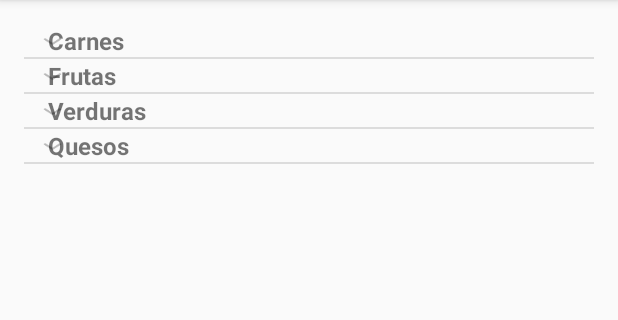
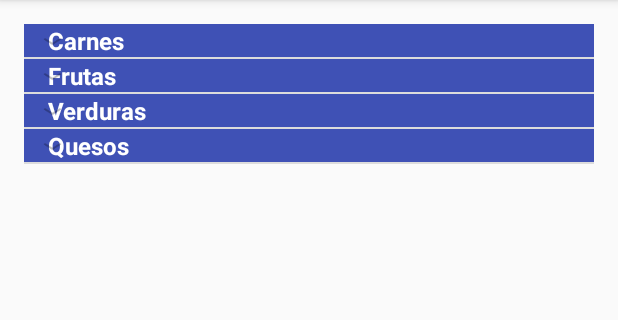
Before and after one commit to Charizard12/LazyChef, an Android app: the screen it shows after launch (MainActivity), on a phone screen of 412 x 824 dp, the part 84-404 px from its top. Run offline under Robolectric (Android 15) with nearby library versions, the phone set to English and light mode, and no system bars.

Commit message:
Se creo el layout de ingredientes Se creo el objeto Ingredient Modificado el adaptador acorde al layout Modificado el hashmap y la captura de datos en main

```diff
--- a/app/src/main/res/layout/ingredient_item.xml
+++ b/app/src/main/res/layout/ingredient_item.xml
@@ -3,7 +3,9 @@
     xmlns:tools="http://schemas.android.com/tools"
     android:orientation="horizontal"
     android:layout_width="match_parent"
-    android:layout_height="wrap_content">
+    android:layout_height="wrap_content"
+    android:paddingLeft="16dp"
+    >
 
     <ImageView
         android:layout_width="24dp"
@@ -16,7 +18,7 @@
         android:id="@+id/ingredientItemTv"
         android:textSize="14sp"
         tools:text="ingrediente"
-        android:paddingLeft="?android:attr/expandableListPreferredItemPaddingLeft"
+        android:paddingLeft="8dp"
         android:layout_gravity="center_vertical"
         android:layout_width="0dp"
         android:layout_height="wrap_content"
--- a/app/src/main/res/layout/listgroup_header.xml
+++ b/app/src/main/res/layout/listgroup_header.xml
@@ -3,7 +3,9 @@
     xmlns:tools="http://schemas.android.com/tools"
     android:orientation="vertical"
     android:layout_width="match_parent"
-    android:layout_height="match_parent"    >
+    android:layout_height="wrap_content"
+    android:background="@color/colorPrimary"
+    >
 
     <TextView
         android:id="@+id/listgroupHeaderTv"
@@ -12,6 +14,7 @@
         android:layout_height="wrap_content"
         android:paddingLeft="16dp"
         tools:text="Group Header"
-        />
+
+        android:textColor="@android:color/white" />
 
 </LinearLayout>
```
Also changed, not shown: app/src/main/res/layout/list_item.xml (deleted, +0 -16 lines).
